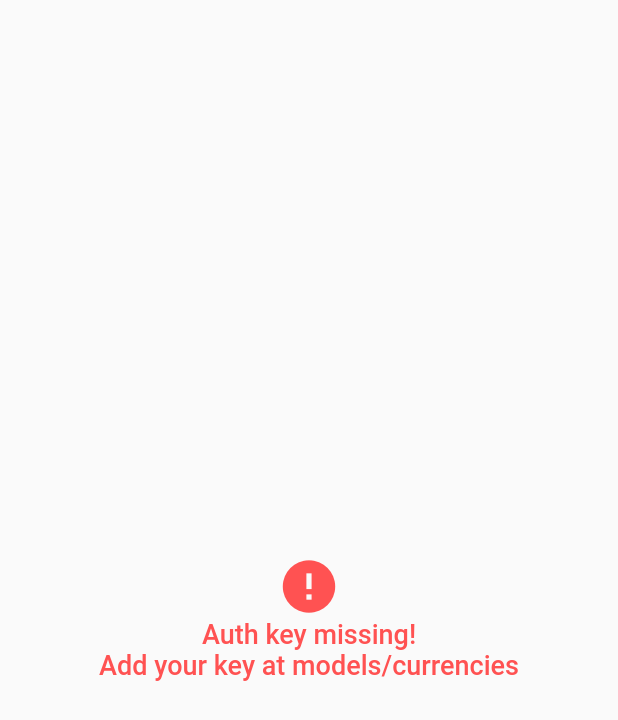
After one commit to bdlukaa/calculator, a Flutter app: the Converter screen opened directly, on a phone screen of 412 x 824 dp. The commit adds this screen. Shown: the top 720 px of the screen. Run offline on Flutter 3.47's test engine with Material 2 defaults, Android fonts, the phone set to English and light mode, and no system bars; our stand-ins replace math_expressions, shared_preferences, sqflite; missing offline and left inert: snapping_sheet; accounts and stored records are empty; statements that could not run were skipped.

Commit message:
convert currencies

```diff
--- a/lib/langs/lang.dart
+++ b/lib/langs/lang.dart
@@ -137,4 +137,9 @@ abstract class Language {
   String get today;
   String get yesterday;
 
+  String get authKeyError;
+  String get swapCurrencies;
+  String get convert;
+  String get currenciesConverter;
+
 }
--- a/lib/langs/lang_en.dart
+++ b/lib/langs/lang_en.dart
@@ -104,4 +104,10 @@ class English extends Language {
   String get currentExpression => 'Current expression';
   String get today => 'Today';
   String get yesterday => 'Yesterday';
+
+  String get authKeyError => 'Auth key missing!\nAdd your key at models/currencies';
+  String get swapCurrencies => 'Swap currencies';
+  String get convert => 'Convert';
+  String get currenciesConverter => 'Currencies converter';
+
 }
--- a/lib/langs/lang_pt.dart
+++ b/lib/langs/lang_pt.dart
@@ -103,4 +103,10 @@ class Portuguese extends Language {
   String get currentExpression => 'Expressão atual';
   String get today => 'Hoje';
   String get yesterday => 'Ontem';
+
+  String get authKeyError => 'Chave de autenticação faltando!\nAdicione sua chave em models/currencies';
+  String get swapCurrencies => 'Trocar moeda';
+  String get convert => 'Converter';
+  String get currenciesConverter => 'Conversor de moeda';
+
 }
--- /dev/null
+++ b/lib/models/currencies.dart
@@ -0,0 +1,200 @@
+import 'package:http/http.dart' as http;
+import 'dart:convert';
+
+// TODO: don't forget to remove yours if you're gonna publish it
+// Put here your key
+// Get your key at:
+// https://www.currencyconverterapi.com/
+String currencyKey;
+
+class Currency {
+  static Future<num> to(String fromISO, String toISO) async {
+    final result = await http.get(
+      'https://free.currconv.com/api/v7/convert?q=${fromISO}_$toISO,${toISO}_$fromISO&compact=ultra&apiKey=$currencyKey',
+    );
+    if (result.statusCode == 200) {
+      Map<String, dynamic> map = jsonDecode(result.body);
+      dynamic _to = map['${fromISO}_$toISO'];
+      // dynamic from = map['${toISO}_$iso'];
+      return _to;
+    } else {
+      return 0;
+    }
+    // return null;+
+  }
+}
+
+/// List from:
+/// https://gist.github.com/joseluisq/59adf057a8e77f625e44e8328767a2a5
+const Map<String, String> currencies = {
+  "AED": "United Arab Emirates Dirham",
+  "AFN": "Afghan Afghani",
+  "ALL": "Albanian Lek",
+  "AMD": "Armenian Dram",
+  "ANG": "Netherlands Antillean Guilder",
+  "AOA": "Angolan Kwanza",
+  "ARS": "Argentine Peso",
+  "AUD": "Australian Dollar",
+  "AWG": "Aruban Florin",
+  "AZN": "Azerbaijani Manat",
+  "BAM": "Bosnia-Herzegovina Convertible Mark",
+  "BBD": "Barbadian Dollar",
+  "BDT": "Bangladeshi Taka",
+  "BGN": "Bulgarian Lev",
+  "BHD": "Bahraini Dinar",
+  "BIF": "Burundian Franc",
+  "BMD": "Bermudan Dollar",
+  "BND": "Brunei Dollar",
+  "BOB": "Bolivian Boliviano",
+  "BRL": "Brazilian Real",
+  "BSD": "Bahamian Dollar",
+  "BTC": "Bitcoin",
+  "BTN": "Bhutanese Ngultrum",
+  "BWP": "Botswanan Pula",
+  "BYN": "Belarusian Ruble",
+  "BZD": "Belize Dollar",
+  "CAD": "Canadian Dollar",
+  "CDF": "Congolese Franc",
+  "CHF": "Swiss Franc",
+  "CLF": "Chilean Unit of Account (UF)",
+  "CLP": "Chilean Peso",
+  "CNH": "Chinese Yuan (Offshore)",
+  "CNY": "Chinese Yuan",
+  "COP": "Colombian Peso",
+  "CRC": "Costa Rican Colón",
+  "CUC": "Cuban Convertible Peso",
+  "CUP": "Cuban Peso",
+  "CVE": "Cape Verdean Escudo",
+  "CZK": "Czech Republic Koruna",
+  "DJF": "Djiboutian Franc",
+  "DKK": "Danish Krone",
+  "DOP": "Dominican Peso",
+  "DZD": "Algerian Dinar",
+  "EGP": "Egyptian Pound",
+  "ERN": "Eritrean Nakfa",
+  "ETB": "Ethiopian Birr",
+  "EUR": "Euro",
+  "FJD": "Fijian Dollar",
+  "FKP": "Falkland Islands Pound",
+  "GBP": "British Pound Sterling",
+  "GEL": "Georgian Lari",
+  "GGP": "Guernsey Pound",
+  "GHS": "Ghanaian Cedi",
+  "GIP": "Gibraltar Pound",
+  "GMD": "Gambian Dalasi",
+  "GNF": "Guinean Franc",
+  "GTQ": "Guatemalan Quetzal",
+  "GYD": "Guyanaese Dollar",
+  "HKD": "Hong Kong Dollar",
+  "HNL": "Honduran Lempira",
+  "HRK": "Croatian Kuna",
+  "HTG": "Haitian Gourde",
+  "HUF": "Hungarian Forint",
+  "IDR": "Indonesian Rupiah",
+  "ILS": "Israeli New Sheqel",
+  "IMP": "Manx pound",
+  "INR": "Indian Rupee",
+  "IQD": "Iraqi Dinar",
+  "IRR": "Iranian Rial",
+  "ISK": "Icelandic Króna",
+  "JEP": "Jersey Pound",
+  "JMD": "Jamaican Dollar",
+  "JOD": "Jordanian Dinar",
+  "JPY": "Japanese Yen",
+  "KES": "Kenyan Shilling",
+  "KGS": "Kyrgystani Som",
+  "KHR": "Cambodian Riel",
+  "KMF": "Comorian Franc",
+  "KPW": "North Korean Won",
+  "KRW": "South Korean Won",
+  "KWD": "Kuwaiti Dinar",
+  "KYD": "Cayman Islands Dollar",
+  "KZT": "Kazakhstani Tenge",
+  "LAK": "Laotian Kip",
+  "LBP": "Lebanese Pound",
+  "LKR": "Sri Lankan Rupee",
+  "LRD": "Liberian Dollar",
+  "LSL": "Lesotho Loti",
+  "LYD": "Libyan Dinar",
+  "MAD": "Moroccan Dirham",
+  "MDL": "Moldovan Leu",
+  "MGA": "Malagasy Ariary",
+  "MKD": "Macedonian Denar",
+  "MMK": "Myanma Kyat",
+  "MNT": "Mongolian Tugrik",
+  "MOP": "Macanese Pataca",
+  "MRO": "Mauritanian Ouguiya (pre-2018)",
+  "MRU": "Mauritanian Ouguiya",
+  "MUR": "Mauritian Rupee",
+  "MVR": "Maldivian Rufiyaa",
+  "MWK": "Malawian Kwacha",
+  "MXN": "Mexican Peso",
+  "MYR": "Malaysian Ringgit",
+  "MZN": "Mozambican Metical",
+  "NAD": "Namibian Dollar",
+  "NGN": "Nigerian Naira",
+  "NIO": "Nicaraguan Córdoba",
+  "NOK": "Norwegian Krone",
+  "NPR": "Nepalese Rupee",
+  "NZD": "New Zealand Dollar",
+  "OMR": "Omani Rial",
+  "PAB": "Panamanian Balboa",
+  "PEN": "Peruvian Nuevo Sol",
+  "PGK": "Papua New Guinean Kina",
+  "PHP": "Philippine Peso",
+  "PKR": "Pakistani Rupee",
+  "PLN": "Polish Zloty",
+  "PYG": "Paraguayan Guarani",
+  "QAR": "Qatari Rial",
+  "RON": "Romanian Leu",
+  "RSD": "Serbian Dinar",
+  "RUB": "Russian Ruble",
+  "RWF": "Rwandan Franc",
+  "SAR": "Saudi Riyal",
+  "SBD": "Solomon Islands Dollar",
+  "SCR": "Seychellois Rupee",
+  "SDG": "Sudanese Pound",
+  "SEK": "Swedish Krona",
+  "SGD": "Singapore Dollar",
+  "SHP": "Saint Helena Pound",
+  "SLL": "Sierra Leonean Leone",
+  "SOS": "Somali Shilling",
+  "SRD": "Surinamese Dollar",
+  "SSP": "South Sudanese Pound",
+  "STD": "São Tomé and Príncipe Dobra (pre-2018)",
+  "STN": "São Tomé and Príncipe Dobra",
+  "SVC": "Salvadoran Colón",
+  "SYP": "Syrian Pound",
+  "SZL": "Swazi Lilangeni",
+  "THB": "Thai Baht",
+  "TJS": "Tajikistani Somoni",
+  "TMT": "Turkmenistani Manat",
+  "TND": "Tunisian Dinar",
+  "TOP": "Tongan Pa'anga",
+  "TRY": "Turkish Lira",
+  "TTD": "Trinidad and Tobago Dollar",
+  "TWD": "New Taiwan Dollar",
+  "TZS": "Tanzanian Shilling",
+  "UAH": "Ukrainian Hryvnia",
+  "UGX": "Ugandan Shilling",
+  "USD": "United States Dollar",
+  "UYU": "Uruguayan Peso",
+  "UZS": "Uzbekistan Som",
+  "VEF": "Venezuelan Bolívar Fuerte",
+  "VND": "Vietnamese Dong",
+  "VUV": "Vanuatu Vatu",
+  "WST": "Samoan Tala",
+  "XAF": "CFA Franc BEAC",
+  "XAG": "Silver Ounce",
+  "XAU": "Gold Ounce",
+  "XCD": "East Caribbean Dollar",
+  "XDR": "Special Drawing Rights",
+  "XOF": "CFA Franc BCEAO",
+  "XPD": "Palladium Ounce",
+  "XPF": "CFP Franc",
+  "XPT": "Platinum Ounce",
+  "YER": "Yemeni Rial",
+  "ZAR": "South African Rand",
+  "ZMW": "Zambian Kwacha",
+  "ZWL": "Zimbabwean Dollar",
+};
--- /dev/null
+++ b/lib/screens/currency_converter/converter.dart
@@ -0,0 +1,143 @@
+import 'package:calculator/langs/lang.dart';
+import 'package:calculator/models/currencies.dart';
+import 'package:flutter/material.dart';
+
+import '../../theme_manager.dart';
+
+class Converter extends StatefulWidget {
+  Converter({Key key}) : super(key: key);
+
+  @override
+  _ConverterState createState() => _ConverterState();
+}
+
+class _ConverterState extends State<Converter>
+    with AutomaticKeepAliveClientMixin {
+  String fromISO = 'USD', toISO = 'BRL';
+
+  bool _loading = false;
+  num currentValue;
+
+  @override
+  Widget build(BuildContext context) {
+    super.build(context);
+    Language lang = Language.of(context);
+    return Scaffold(
+      body: currencyKey == null
+          ? Center(
+              child: Padding(
+              padding: EdgeInsets.all(15),
+              child: Column(
+                mainAxisAlignment: MainAxisAlignment.center,
+                mainAxisSize: MainAxisSize.min,
+                children: [
+                  Icon(Icons.error, color: Colors.redAccent, size: 42),
+                  Text(
+                    lang.authKeyError,
+                    textAlign: TextAlign.center,
+                    style: TextStyle(
+                      fontSize: 18,
+                      color: Colors.redAccent,
+                      fontWeight: FontWeight.w500,
+                    ),
+                  ),
+                ],
+              ),
+            ))
+          : ListView(
+              padding: EdgeInsets.all(10),
+              children: [
+                Column(
+                  children: [
+                    _CurrencyPicker(
+                      current: fromISO,
+                      onChange: (iso) => setState(() => fromISO = iso),
+                    ),
+                    IconButton(
+                      icon: Icon(Icons.swap_vert),
+                      // TODO: animate swapping
+                      tooltip: lang.swapCurrencies,
+                      onPressed: () => setState(() {
+                        final String _fromIso = fromISO;
+                        final String _toIso = toISO;
+
+                        fromISO = _toIso;
+                        toISO = _fromIso;
+                      }),
+                    ),
+                    _CurrencyPicker(
+                      current: toISO,
+                      onChange: (iso) => setState(() => toISO = iso),
+                    ),
+                  ],
+                ),
+                FlatButton(
+                  child: Center(
+                    child: _loading
+                        ? SizedBox(
+                            height: 24,
+                            width: 24,
+                            child: CircularProgressIndicator(
+                              strokeWidth: 2,
+                              valueColor:
+                                  AlwaysStoppedAnimation<Color>(Colors.white),
+                            ),
+                          )
+                        : Text(lang.convert),
+                  ),
+                  color: Colors.blue,
+                  textColor: Colors.white,
+                  onPressed: () async {
+                    setState(() => _loading = true);
+                    currentValue = await Currency.to(fromISO, toISO);
+                    setState(() => _loading = false);
+                  },
+                ),
+                Center(
+                  child: Text(
+                    currentValue == null ? '' : '\$$currentValue $toISO',
+                    style: TextStyle(
+                      fontSize: 22,
+                      fontWeight: FontWeight.bold,
+                      color: ThemeManager.isBright(context)
+                          ? Colors.grey
+                          : Colors.white,
+                    ),
+                  ),
+                ),
+              ],
+            ),
+    );
+  }
+
+  @override
+  bool get wantKeepAlive => true;
+}
+
+class _CurrencyPicker extends StatelessWidget {
+  const _CurrencyPicker({
+    Key key,
+    @required this.current,
+    @required this.onChange,
+  }) : super(key: key);
+
+  final String current;
+  final Function(String iso) onChange;
+
+  @override
+  Widget build(BuildContext context) {
+    return DropdownButton<String>(
+      onChanged: (v) => onChange(v.toUpperCase()),
+      value: current,
+      items:
+          List<DropdownMenuItem<String>>.generate(currencies.length, (index) {
+        String iso = currencies.keys.toList()[index];
+        String place = currencies[iso];
+        return DropdownMenuItem<String>(
+          child: Text(place),
+          value: iso.toUpperCase(),
+        );
+      }),
+    );
+  }
+}
--- a/lib/screens/root.dart
+++ b/lib/screens/root.dart
@@ -1,10 +1,12 @@
 import 'package:calculator/langs/lang.dart';
 import 'package:calculator/screens/settings/settings_home.dart';
+// import 'package:calculator/screens/unities_converter/unities_converter.dart';
 import 'package:calculator/widget/zoomed_scaffold.dart';
 import 'package:flutter/material.dart';
 
 import '../theme_manager.dart';
 import 'basic_calculator/calculator.dart';
+import 'currency_converter/converter.dart';
 import 'imc/imc_calculator.dart';
 
 class Root extends StatefulWidget {
@@ -31,7 +33,7 @@ class _RootState extends State<Root> with TickerProviderStateMixin {
       menuScreen: SettingsHome(),
       shadowColor: ThemeManager.isBright(context) ? null : Colors.white10,
       contentScreen: DefaultTabController(
-        length: 2,
+        length: 3,
         child: Scaffold(
           appBar: AppBar(
             leading: IconButton(
@@ -39,18 +41,15 @@ class _RootState extends State<Root> with TickerProviderStateMixin {
               onPressed: () => controller.toggle(),
             ),
             title: Text(lang.calculator),
-            // actions: [
-            //   IconButton(
-            //     icon: Icon(Icons.favorite),
-            //     onPressed: () => controller.toggleEnd(),
-            //   ),
-            // ],
             centerTitle: true,
             elevation: 0,
             bottom: TabBar(
+              isScrollable: true,
               tabs: [
                 Tab(text: lang.basic),
                 Tab(text: lang.bmi),
+                Tab(text: lang.currenciesConverter),
+                // Tab(text: 'Unities converter'),
               ],
             ),
           ),
@@ -67,6 +66,8 @@ class _RootState extends State<Root> with TickerProviderStateMixin {
                 children: [
                   Calculator(),
                   IMCCalculator(),
+                  Converter(),
+                  // UnitiesConverter(),
                 ],
               ),
             ),
--- /dev/null
+++ b/lib/screens/unities_converter/unities_converter.dart
@@ -0,0 +1,34 @@
+import 'package:flutter/material.dart';
+
+class UnitiesConverter extends StatefulWidget {
+  UnitiesConverter({Key key}) : super(key: key);
+
+  @override
+  _UnitiesConverterState createState() => _UnitiesConverterState();
+}
+
+class _UnitiesConverterState extends State<UnitiesConverter>
+    with AutomaticKeepAliveClientMixin {
+  @override
+  Widget build(BuildContext context) {
+    super.build(context);
+    return Scaffold(
+      body: ListView(
+        padding: EdgeInsets.all(10),
+        children: [],
+      ),
+    );
+  }
+
+  @override
+  bool get wantKeepAlive => true;
+}
+
+class UnitiesConverterFrom extends StatelessWidget {
+  const UnitiesConverterFrom({Key key}) : super(key: key);
+
+  @override
+  Widget build(BuildContext context) {
+    return Container();
+  }
+}
--- a/pubspec.yaml
+++ b/pubspec.yaml
@@ -20,6 +20,7 @@ dependencies:
   sqflite: ^1.3.1
   path:
   snapping_sheet: ^2.0.0
+  http: ^0.12.2
 
 dev_dependencies:
   flutter_test:
```
Also changed, not shown: pubspec.lock, 2 other files.
